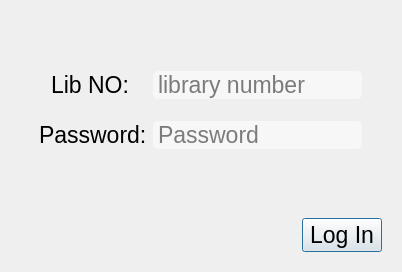
The window that UI/login.ui (thaikum/Library-management) describes before a commit, drawn with Qt 5.
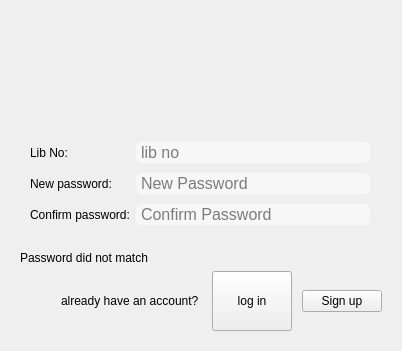
The same window after the commit. Icons and pictures are not drawn.

Patch:
```diff
--- a/UI/login.ui
+++ b/UI/login.ui
@@ -7,7 +7,7 @@
     <x>0</x>
     <y>0</y>
     <width>402</width>
-    <height>272</height>
+    <height>351</height>
    </rect>
   </property>
   <property name="windowTitle">
@@ -15,12 +15,27 @@
   </property>
   <layout class="QVBoxLayout" name="verticalLayout_2">
    <item>
-    <widget class="QFrame" name="">
+    <widget class="QStackedWidget" name="pages">
      <property name="styleSheet">
-      <string notr="true">font-size:23px;
-</string>
+      <string notr="true">QPushButton[accessibleName = 'link'] {
+	background:none;
+	border:none;
+	text-decoration:underline;
+	color:blue;
+	font-style:italic;
+}
+QPushButton[accessibleName = 'link']:hover{
+	color: red;
+	font-size:13px;
+}</string>
      </property>
-     <layout class="QVBoxLayout" name="verticalLayout" stretch="2,2,0,1">
+     <property name="currentIndex">
+      <number>1</number>
+     </property>
+     <widget class="QWidget" name="loginPage">
+      <layout class="QVBoxLayout" name="verticalLayout_3">
+       <item>
+        <layout class="QVBoxLayout" name="verticalLayout" stretch="1,0,0,0">
       <item>
        <layout class="QHBoxLayout" name="horizontalLayout_30">
         <item>
@@ -50,6 +65,7 @@
 	background-color:rgba(255,255,255,0.5);
 	padding-left:3px;
 	color:black;
+	font-size:16px;
 }
 </string>
         </property>
@@ -148,11 +164,195 @@
             <normalon>:/images/enter.png</normalon>
            </iconset>
           </property>
+             <property name="default">
+              <bool>false</bool>
+             </property>
          </widget>
         </item>
        </layout>
       </item>
      </layout>
+       </item>
+      </layout>
+     </widget>
+     <widget class="QWidget" name="signupPage">
+      <layout class="QVBoxLayout" name="verticalLayout_5">
+       <item>
+        <layout class="QVBoxLayout" name="verticalLayout_4" stretch="1,1,0,0">
+         <item>
+          <layout class="QHBoxLayout" name="horizontalLayout_31">
+           <item>
+            <widget class="QLabel" name="label_8">
+             <property name="maximumSize">
+              <size>
+               <width>128</width>
+               <height>128</height>
+              </size>
+             </property>
+             <property name="styleSheet">
+              <string notr="true">image:url(:images/user.png);</string>
+             </property>
+             <property name="text">
+              <string/>
+             </property>
+            </widget>
+           </item>
+          </layout>
+         </item>
+         <item>
+          <widget class="QFrame" name="formFrame">
+           <property name="styleSheet">
+            <string notr="true">QLineEdit {
+	border-radius:5px;
+	margin:0px;
+	background-color:rgba(255,255,255,0.5);
+	padding-left:3px;
+	color:black;
+	font-size:16px;
+}
+</string>
+           </property>
+           <layout class="QFormLayout" name="formLayout_2">
+            <property name="verticalSpacing">
+             <number>10</number>
+            </property>
+            <property name="leftMargin">
+             <number>10</number>
+            </property>
+            <property name="topMargin">
+             <number>20</number>
+            </property>
+            <property name="rightMargin">
+             <number>12</number>
+            </property>
+            <property name="bottomMargin">
+             <number>20</number>
+            </property>
+            <item row="0" column="0">
+             <widget class="QLabel" name="label_4">
+              <property name="text">
+               <string>Lib No:</string>
+              </property>
+             </widget>
+            </item>
+            <item row="0" column="1">
+             <widget class="QLineEdit" name="signupLibNo">
+              <property name="placeholderText">
+               <string>lib no</string>
+              </property>
+             </widget>
+            </item>
+            <item row="1" column="0">
+             <widget class="QLabel" name="label_5">
+              <property name="text">
+               <string>New password:</string>
+              </property>
+             </widget>
+            </item>
+            <item row="2" column="0">
+             <widget class="QLabel" name="label_6">
+              <property name="text">
+               <string>Confirm password:</string>
+              </property>
+             </widget>
+            </item>
+            <item row="1" column="1">
+             <widget class="QLineEdit" name="signupNewPassword">
+              <property name="echoMode">
+               <enum>QLineEdit::Password</enum>
+              </property>
+              <property name="placeholderText">
+               <string>New Password</string>
+              </property>
+             </widget>
+            </item>
+            <item row="2" column="1">
+             <widget class="QLineEdit" name="signupConfirmPassword">
+              <property name="echoMode">
+               <enum>QLineEdit::Password</enum>
+              </property>
+              <property name="placeholderText">
+               <string>Confirm Password</string>
+              </property>
+             </widget>
+            </item>
+           </layout>
+          </widget>
+         </item>
+         <item>
+          <layout class="QHBoxLayout" name="horizontalLayout_5">
+           <item>
+            <widget class="QLabel" name="lblSignUpError">
+             <property name="text">
+              <string>Password did not match</string>
+             </property>
+            </widget>
+           </item>
+          </layout>
+         </item>
+         <item>
+          <layout class="QHBoxLayout" name="horizontalLayout_4" stretch="0,0,0,0">
+           <property name="spacing">
+            <number>10</number>
+           </property>
+           <item>
+            <spacer name="horizontalSpacer_2">
+             <property name="orientation">
+              <enum>Qt::Horizontal</enum>
+             </property>
+             <property name="sizeHint" stdset="0">
+              <size>
+               <width>40</width>
+               <height>20</height>
+              </size>
+             </property>
+            </spacer>
+           </item>
+           <item>
+            <widget class="QLabel" name="label_9">
+             <property name="text">
+              <string>&lt;html&gt;&lt;head/&gt;&lt;body&gt;&lt;p&gt;already have an account? &lt;/p&gt;&lt;/body&gt;&lt;/html&gt;</string>
+             </property>
+            </widget>
+           </item>
+           <item>
+            <widget class="QPushButton" name="btnToLogin">
+             <property name="minimumSize">
+              <size>
+               <width>60</width>
+               <height>60</height>
+              </size>
+             </property>
+             <property name="accessibleName">
+              <string>link</string>
+             </property>
+             <property name="styleSheet">
+              <string notr="true"/>
+             </property>
+             <property name="text">
+              <string>log in</string>
+             </property>
+             <property name="autoDefault">
+              <bool>false</bool>
+             </property>
+            </widget>
+           </item>
+           <item>
+            <widget class="QPushButton" name="signUp">
+             <property name="text">
+              <string>Sign up</string>
+             </property>
+             <property name="default">
+              <bool>true</bool>
+             </property>
+            </widget>
+           </item>
+          </layout>
+         </item>
+        </layout>
+       </item>
+      </layout>
+     </widget>
     </widget>
    </item>
   </layout>
```
Left out of the diff: 29 changed lines with no effect on the pictures. Lines whose indentation alone changed are shown as unchanged.
